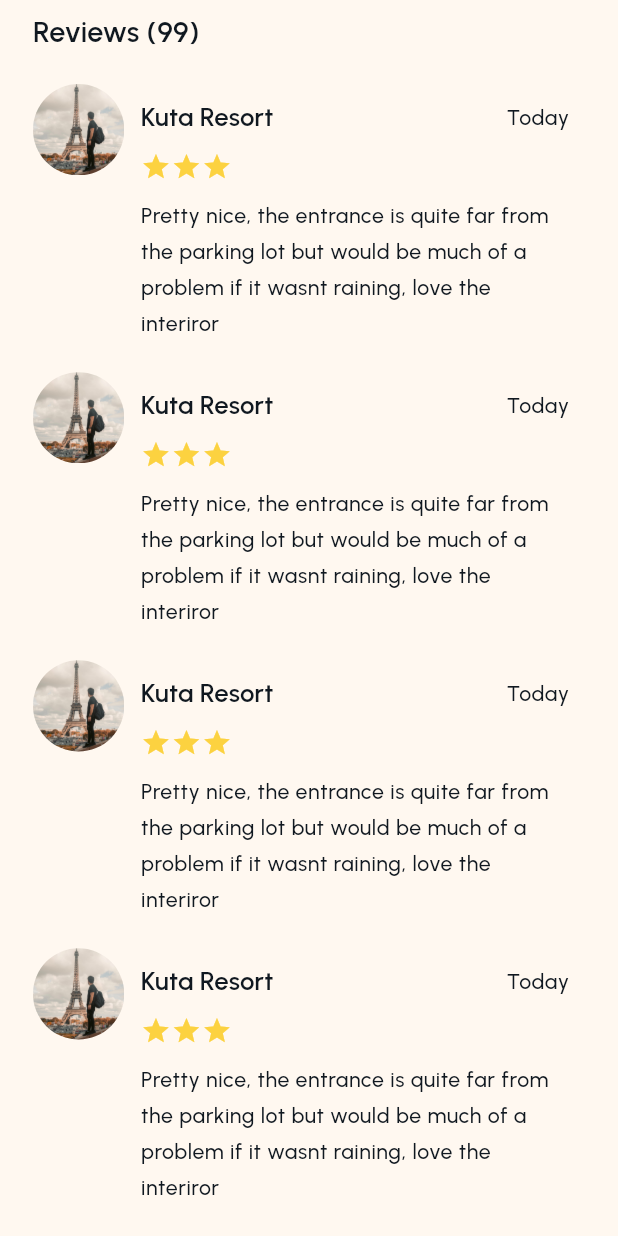
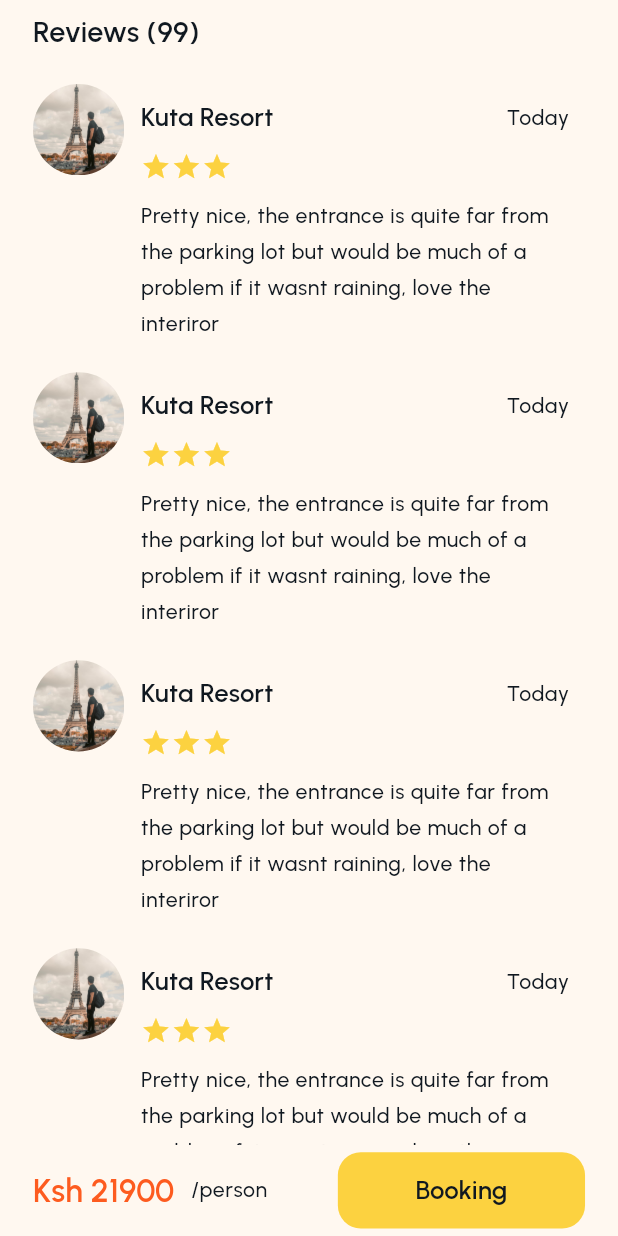
Before and after one commit to Qarani-m/traver, a Flutter app: the AboutPlace screen opened directly, scrolled down 1065 dp, on a phone screen of 412 x 824 dp. Run offline on Flutter 3.47's test engine with Material 2 defaults, Android fonts, the phone set to English and light mode, and no system bars; our stand-ins replace cloud_firestore, firebase_auth, firebase_core, flutter_rating_bar, flutter_screenutil, flutter_svg and 10 more; missing offline and left inert: firebase_phone_auth_handler, parsed_readmore; accounts and stored records are empty.

```diff
--- a/lib/src/features/home/screens/about_place.dart
+++ b/lib/src/features/home/screens/about_place.dart
@@ -33,7 +33,12 @@ class AboutPlace extends StatelessWidget {
     }
 
     return Scaffold(
-      body: SingleChildScrollView(
+      body: Column(
+        mainAxisAlignment: MainAxisAlignment.spaceBetween,
+        children: [
+          Container(
+            height: MediaQuery.of(context).size.height - 60.h,
+            child: SingleChildScrollView(
               child: Padding(
                 padding: EdgeInsets.only(
                   left: AppSizes.horizontalPadding,
@@ -82,7 +87,8 @@ class AboutPlace extends StatelessWidget {
                           return Row(
                             children: [
                               Container(
-                          padding: EdgeInsets.only(left: 20.w, right: 20.w),
+                                padding:
+                                    EdgeInsets.only(left: 20.w, right: 20.w),
                                 height: 50.h,
                                 decoration: BoxDecoration(
                                     borderRadius: BorderRadius.circular(20.r),
@@ -90,9 +96,11 @@ class AboutPlace extends StatelessWidget {
                                         color: brightness == Brightness.dark
                                             ? AppColors.fadedTextColor
                                                 .withOpacity(0.051)
-                                      : AppColors.darkColor.withOpacity(0.05))),
+                                            : AppColors.darkColor
+                                                .withOpacity(0.05))),
                                 child: Row(
-                            mainAxisAlignment: MainAxisAlignment.spaceBetween,
+                                  mainAxisAlignment:
+                                      MainAxisAlignment.spaceBetween,
                                   children: [
                                     IconTheme(
                                         data: iconTheme,
@@ -180,15 +188,17 @@ class AboutPlace extends StatelessWidget {
                                         height: 100.h,
                                         width: 100.w,
                                         decoration: BoxDecoration(
-                                      color:
-                                          AppColors.darkColor.withOpacity(0.5),
+                                            color: AppColors.darkColor
+                                                .withOpacity(0.5),
                                             borderRadius:
                                                 BorderRadius.circular(20.r)),
                                         child: Center(
                                           child: Text(
                                             "19+",
-                                      style: textTheme.titleMedium?.copyWith(
-                                          color: AppColors.fadedTextColor),
+                                            style: textTheme.titleMedium
+                                                ?.copyWith(
+                                                    color: AppColors
+                                                        .fadedTextColor),
                                           ),
                                         ),
                                       )
@@ -208,8 +218,8 @@ class AboutPlace extends StatelessWidget {
                     Container(
                       height: 210,
                       width: 390,
-                decoration:
-                    BoxDecoration(borderRadius: BorderRadius.circular(20.r)),
+                      decoration: BoxDecoration(
+                          borderRadius: BorderRadius.circular(20.r)),
                       child: GoogleMap(
                         onMapCreated: _onMapCreated,
                         initialCameraPosition: const CameraPosition(
@@ -236,6 +246,49 @@ class AboutPlace extends StatelessWidget {
                 ),
               ),
             ),
+          ),
+          Container(
+            padding:
+                EdgeInsets.symmetric(horizontal: AppSizes.horizontalPadding),
+            // color: Colors.red,
+            height: 60.h,
+            width: 390.w,
+            child: Row(
+              mainAxisAlignment: MainAxisAlignment.spaceBetween,
+              children: [
+                Row(
+                  children: [
+                    Text(
+                      "Ksh 21900",
+                      style: textTheme.titleSmall?.copyWith(
+                          color: AppColors.likeColor, fontSize: 21.sp),
+                    ),
+                    SizedBox(
+                      width: 10.w,
+                    ),
+                    Text(
+                      "/person",
+                      style: textTheme.bodySmall,
+                    )
+                  ],
+                ),
+                GestureDetector(
+                  onTap: () {},
+                  child: Container(
+                    alignment: Alignment.center,
+                    height: 50.h,
+                    width: 150.w,
+                    decoration: BoxDecoration(
+                        color: AppColors.secondaryColor,
+                        borderRadius: BorderRadius.circular(15.r)),
+                    child: Text("Booking", style: textTheme.titleSmall),
+                  ),
+                )
+              ],
+            ),
+          )
+        ],
+      ),
     );
   }
 }
@@ -244,7 +297,6 @@ class Review extends StatelessWidget {
   const Review({
     super.key,
   });
-
 
   @override
   Widget build(BuildContext context) {
@@ -306,13 +358,12 @@ class Review extends StatelessWidget {
               ),
               SizedBox(
                 width: 260.w,
-
                 child: Text(
                   "Pretty nice, the entrance is quite far from the parking lot but would be much of a problem if it wasnt raining, love the interiror",
                   style: textTheme.bodySmall?.copyWith(height: 1.7),
                 ),
               ),
-              SizedBox(height:20.h)
+              SizedBox(height: 20.h)
             ],
           ),
         ],
```
Lines whose indentation alone changed are shown as unchanged.
